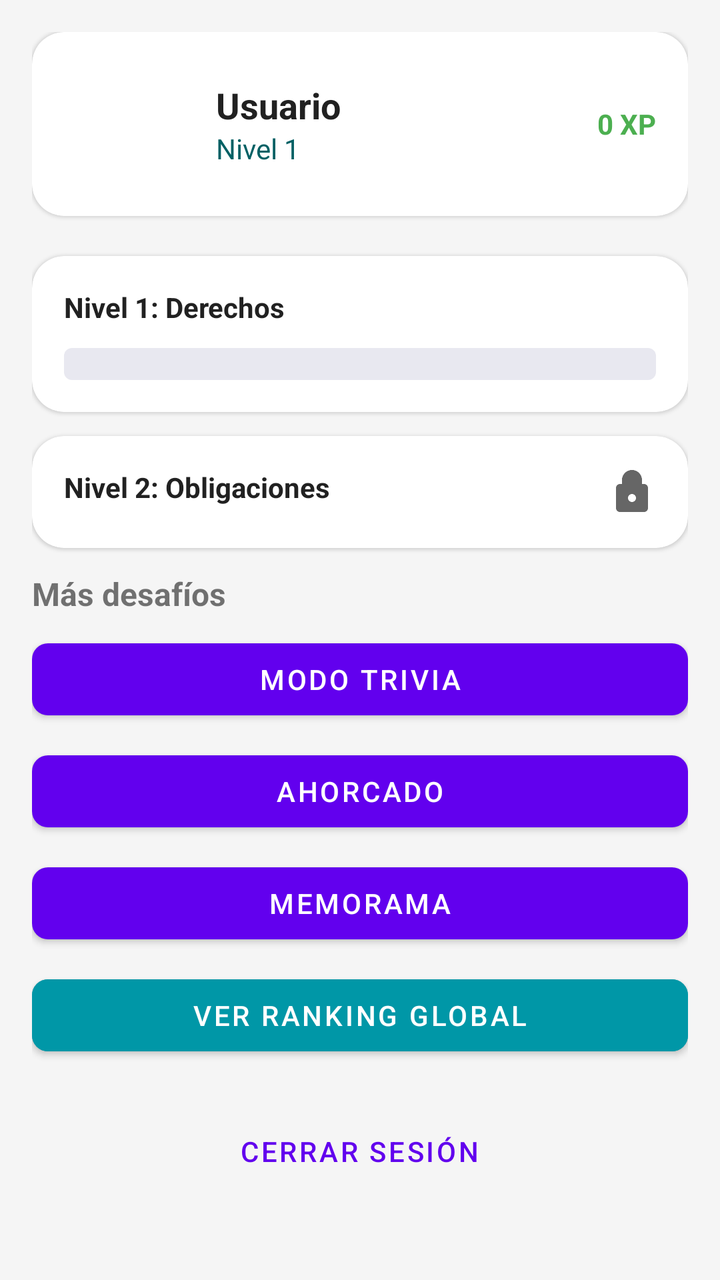
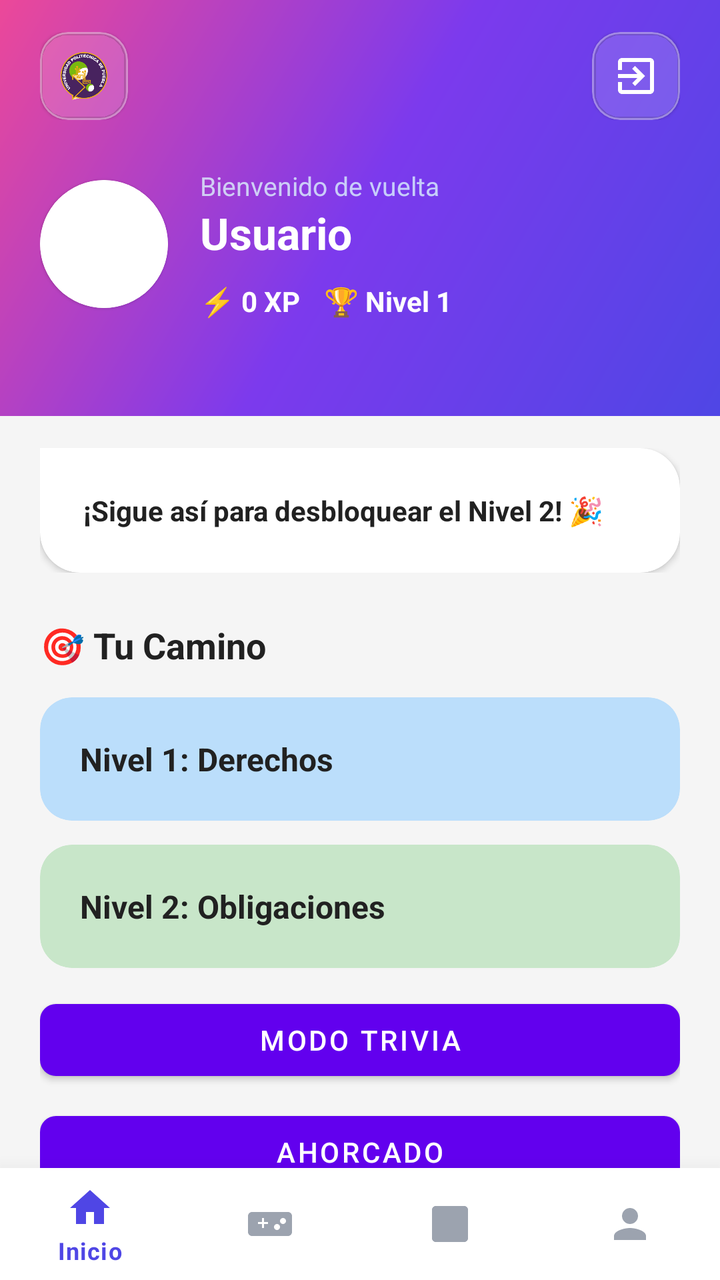

Two renders of the same Android screen: before a commit and after it. Below are the layout's source before the change and the commit's diff.
<!-- AndroidManifest.xml: application theme Theme.ReglamentoUpp -->
<!-- res/layout/activity_main.xml -->
<?xml version="1.0" encoding="utf-8"?>
<androidx.constraintlayout.widget.ConstraintLayout
    xmlns:android="http://schemas.android.com/apk/res/android"
    xmlns:app="http://schemas.android.com/apk/res/auto"
    xmlns:tools="http://schemas.android.com/tools"
    android:layout_width="match_parent"
    android:layout_height="match_parent"
    android:background="@color/app_bg"
    tools:context=".MainActivity">

    <androidx.core.widget.NestedScrollView
        android:layout_width="match_parent"
        android:layout_height="match_parent">

        <LinearLayout
            android:layout_width="match_parent"
            android:layout_height="wrap_content"
            android:orientation="vertical"
            android:padding="16dp">

            <com.google.android.material.card.MaterialCardView
                android:layout_width="match_parent"
                android:layout_height="wrap_content"
                app:cardCornerRadius="16dp"
                app:cardElevation="4dp"
                android:layout_marginBottom="20dp">

                <LinearLayout
                    android:layout_width="match_parent"
                    android:layout_height="wrap_content"
                    android:orientation="horizontal"
                    android:padding="16dp"
                    android:gravity="center_vertical">

                    <ImageView
                        android:id="@+id/ivUserProfile"
                        android:layout_width="60dp"
                        android:layout_height="60dp"
                        android:src="@drawable/ic_profile"
                        android:scaleType="centerCrop" />

                    <LinearLayout
                        android:layout_width="0dp"
                        android:layout_height="wrap_content"
                        android:layout_weight="1"
                        android:orientation="vertical"
                        android:layout_marginStart="16dp">

                        <TextView
                            android:id="@+id/tvUserName"
                            android:layout_width="wrap_content"
                            android:layout_height="wrap_content"
                            android:text="Usuario"
                            android:textSize="18sp"
                            android:textStyle="bold"
                            android:textColor="@color/text_primary"/>

                        <TextView
                            android:id="@+id/tvUserLevel"
                            android:layout_width="wrap_content"
                            android:layout_height="wrap_content"
                            android:text="Nivel 1"
                            android:textColor="@color/upp_primary"/>
                    </LinearLayout>

                    <TextView
                        android:id="@+id/tvUserPuntaje"
                        android:layout_width="wrap_content"
                        android:layout_height="wrap_content"
                        android:text="0 XP"
                        android:textStyle="bold"
                        android:textColor="@color/status_green"/>
                </LinearLayout>
            </com.google.android.material.card.MaterialCardView>

            <com.google.android.material.card.MaterialCardView
                android:id="@+id/btnJugarDerechos"
                android:layout_width="match_parent"
                android:layout_height="wrap_content"
                android:layout_marginBottom="12dp"
                app:cardCornerRadius="12dp"
                app:cardBackgroundColor="@color/category_derechos_bg">

                <RelativeLayout android:padding="16dp" android:layout_width="match_parent" android:layout_height="wrap_content">
                    <TextView android:layout_width="wrap_content" android:layout_height="wrap_content" android:text="Nivel 1: Derechos" android:textStyle="bold" android:textColor="@color/text_primary"/>
                    <ProgressBar android:id="@+id/progressDerechos" style="?android:attr/progressBarStyleHorizontal" android:layout_width="match_parent" android:layout_height="wrap_content" android:layout_marginTop="30dp" android:progress="0" android:progressDrawable="@drawable/progress_bar_indigo" />
                </RelativeLayout>
            </com.google.android.material.card.MaterialCardView>

            <com.google.android.material.card.MaterialCardView
                android:id="@+id/btnJugarObligaciones"
                android:layout_width="match_parent"
                android:layout_height="wrap_content"
                android:layout_marginBottom="12dp"
                app:cardCornerRadius="12dp"
                app:cardBackgroundColor="@color/category_obligaciones_bg">

                <RelativeLayout android:padding="16dp" android:layout_width="match_parent" android:layout_height="wrap_content">
                    <TextView android:layout_width="wrap_content" android:layout_height="wrap_content" android:text="Nivel 2: Obligaciones" android:textStyle="bold" android:textColor="@color/text_primary"/>
                    <ImageView android:id="@+id/ivLockObligaciones" android:layout_width="24dp" android:layout_height="24dp" android:layout_alignParentEnd="true" android:src="@drawable/ic_lock" />
                </RelativeLayout>
            </com.google.android.material.card.MaterialCardView>

            <TextView android:layout_width="wrap_content" android:layout_height="wrap_content" android:text="Más desafíos" android:textSize="16sp" android:textStyle="bold" android:layout_marginBottom="8dp"/>

            <Button android:id="@+id/btnJugarModoDesafio" android:layout_width="match_parent" android:layout_height="wrap_content" android:text="Modo Trivia" android:layout_marginBottom="8dp"/>
            <Button android:id="@+id/btnJugarAhorcado" android:layout_width="match_parent" android:layout_height="wrap_content" android:text="Ahorcado" android:layout_marginBottom="8dp"/>
            <Button android:id="@+id/btnJugarMemorama" android:layout_width="match_parent" android:layout_height="wrap_content" android:text="Memorama" android:layout_marginBottom="8dp"/>
            <Button android:id="@+id/btnVerRanking" android:layout_width="match_parent" android:layout_height="wrap_content" android:text="Ver Ranking Global" android:backgroundTint="@color/upp_secondary"/>

            <Button android:id="@+id/btnLogout" android:layout_width="wrap_content" android:layout_height="wrap_content" android:text="Cerrar Sesión" android:layout_gravity="center" android:layout_marginTop="20dp" style="@style/Widget.MaterialComponents.Button.TextButton"/>

        </LinearLayout>
    </androidx.core.widget.NestedScrollView>
</androidx.constraintlayout.widget.ConstraintLayout>
<!-- resources referenced by this layout -->
<resources>
  <color name="app_bg">#F5F5F5</color>
  <color name="category_derechos_bg">#BBDEFB</color>
  <color name="category_obligaciones_bg">#C8E6C9</color>
  <color name="status_green">#4CAF50</color>
  <color name="text_primary">#212121</color>
  <color name="upp_primary">#006064</color>
  <color name="upp_secondary">#0097a7</color>
  <!-- drawable ic_lock (drawable) -->
  <vector xmlns:android="http://schemas.android.com/apk/res/android"
      android:width="24dp"
      android:height="24dp"
      android:viewportWidth="24"
      android:viewportHeight="24"
      android:tint="?attr/colorControlNormal">
      <path
          android:fillColor="@android:color/white"
          android:pathData="M18,8h-1V6c0,-2.76 -2.24,-5 -5,-5S7,3.24 7,6v2H6c-1.1,0 -2,0.9 -2,2v10c0,1.1 0.9,2 2,2h12c1.1,0 2,-0.9 2,-2V10c0,-1.1 -0.9,-2 -2,-2zM12,17c-1.1,0 -2,-0.9 -2,-2s0.9,-2 2,-2 2,0.9 2,2 -0.9,2 -2,2zM9,8h6V6c0,-1.66 -1.34,-3 -3,-3s-3,1.34 -3,3v2z"/>
  </vector>
  <!-- drawable ic_profile (drawable) -->
  <vector xmlns:android="http://schemas.android.com/apk/res/android" android:width="24dp" android:height="24dp" android:viewportWidth="24" android:viewportHeight="24"><path android:fillColor="@android:color/white" android:pathData="M12,12C14.21,12 16,10.21 16,8C16,5.79 14.21,4 12,4C9.79,4 8,5.79 8,8C8,10.21 9.79,12 12,12M12,14C9.33,14 4,15.33 4,18V20H20V18C20,15.33 14.67,14 12,14Z"/></vector>
  <!-- drawable progress_bar_indigo (drawable) -->
  <layer-list xmlns:android="http://schemas.android.com/apk/res/android">
      <item android:id="@android:id/background"><shape><corners android:radius="4dp"/><solid android:color="#E8E8F0"/></shape></item>
      <item android:id="@android:id/progress"><clip><shape><corners android:radius="4dp"/><gradient android:startColor="#6366F1" android:endColor="#4338CA"/></shape></clip></item>
  </layer-list>
  <style name="Theme.ReglamentoUpp" parent="Theme.MaterialComponents.DayNight.NoActionBar">
          <item name="shapeAppearanceSmallComponent">@style/ShapeAppearance.ReglamentoUpp.SmallComponent</item>
          <item name="shapeAppearanceMediumComponent">@style/ShapeAppearance.ReglamentoUpp.MediumComponent</item>
      </style>
  <style name="ShapeAppearance.ReglamentoUpp.SmallComponent" parent="ShapeAppearance.MaterialComponents.SmallComponent">
          <item name="cornerFamily">rounded</item>
          <item name="cornerSize">8dp</item>
      </style>
  <style name="ShapeAppearance.ReglamentoUpp.MediumComponent" parent="ShapeAppearance.MaterialComponents.MediumComponent">
          <item name="cornerFamily">rounded</item>
          <item name="cornerSize">16dp</item>
      </style>
</resources>

<!-- the commit's change to res/layout/activity_main.xml (unified diff, before → after) -->
@@ -1,115 +1,240 @@
 <?xml version="1.0" encoding="utf-8"?>
-<androidx.constraintlayout.widget.ConstraintLayout
+<androidx.coordinatorlayout.widget.CoordinatorLayout
     xmlns:android="http://schemas.android.com/apk/res/android"
-    xmlns:app="http://schemas.android.com/apk/res/auto"
+    xmlns:app="http://schemas.android.com/apk/res-auto"
     xmlns:tools="http://schemas.android.com/tools"
     android:layout_width="match_parent"
     android:layout_height="match_parent"
     android:background="@color/app_bg"
     tools:context=".MainActivity">
 
-    <androidx.core.widget.NestedScrollView
+    <com.google.android.material.appbar.AppBarLayout
         android:layout_width="match_parent"
-        android:layout_height="match_parent">
+        android:layout_height="wrap_content"
+        android:background="@android:color/transparent"
+        app:elevation="0dp">
 
         <LinearLayout
             android:layout_width="match_parent"
             android:layout_height="wrap_content"
             android:orientation="vertical"
-            android:padding="16dp">
-
-            <com.google.android.material.card.MaterialCardView
-                android:layout_width="match_parent"
-                android:layout_height="wrap_content"
-                app:cardCornerRadius="16dp"
-                app:cardElevation="4dp"
-                android:layout_marginBottom="20dp">
-
-                <LinearLayout
-                    android:layout_width="match_parent"
-                    android:layout_height="wrap_content"
-                    android:orientation="horizontal"
-                    android:padding="16dp"
-                    android:gravity="center_vertical">
-
+            android:background="@drawable/header_gradient_indigo_pink"
+            android:paddingBottom="48dp">
+
+            <RelativeLayout
+                android:layout_width="match_parent"
+                android:layout_height="wrap_content"
+                android:paddingHorizontal="20dp"
+                android:paddingTop="16dp"
+                android:paddingBottom="24dp">
+
+                <com.google.android.material.card.MaterialCardView
+                    android:layout_width="44dp"
+                    android:layout_height="44dp"
+                    android:layout_alignParentStart="true"
+                    app:cardCornerRadius="14dp"
+                    app:strokeWidth="1dp"
+                    app:strokeColor="#50FFFFFF"
+                    app:cardBackgroundColor="#25FFFFFF">
+                    <ImageView
+                        android:layout_width="match_parent"
+                        android:layout_height="match_parent"
+                        android:padding="10dp"
+                        android:src="@drawable/mi_logo"
+                        android:scaleType="centerCrop"/>
+                </com.google.android.material.card.MaterialCardView>
+
+                <com.google.android.material.card.MaterialCardView
+                    android:layout_width="44dp"
+                    android:layout_height="44dp"
+                    android:layout_alignParentEnd="true"
+                    app:cardCornerRadius="14dp"
+                    app:cardBackgroundColor="#25FFFFFF"
+                    app:strokeColor="#50FFFFFF"
+                    app:strokeWidth="1dp">
+                    <ImageButton
+                        android:id="@+id/btnLogout"
+                        android:layout_width="match_parent"
+                        android:layout_height="match_parent"
+                        android:background="?attr/selectableItemBackgroundBorderless"
+                        android:src="@drawable/ic_logout"
+                        android:padding="12dp"
+                        app:tint="@color/white"/>
+                </com.google.android.material.card.MaterialCardView>
+            </RelativeLayout>
+
+            <LinearLayout
+                android:layout_width="match_parent"
+                android:layout_height="wrap_content"
+                android:orientation="horizontal"
+                android:paddingHorizontal="20dp"
+                android:gravity="center_vertical">
+
+                <com.google.android.material.card.MaterialCardView
+                    android:layout_width="64dp"
+                    android:layout_height="64dp"
+                    android:layout_marginEnd="16dp"
+                    app:cardCornerRadius="32dp"
+                    app:strokeWidth="2dp"
+                    app:strokeColor="@color/white">
                     <ImageView
                         android:id="@+id/ivUserProfile"
-                        android:layout_width="60dp"
-                        android:layout_height="60dp"
-                        android:src="@drawable/ic_profile"
-                        android:scaleType="centerCrop" />
+                        android:layout_width="match_parent"
+                        android:layout_height="match_parent"
+                        android:scaleType="centerCrop"
+                        android:src="@drawable/ic_profile"/>
+                </com.google.android.material.card.MaterialCardView>
+
+                <LinearLayout
+                    android:layout_width="0dp"
+                    android:layout_height="wrap_content"
+                    android:layout_weight="1"
+                    android:orientation="vertical">
+                    <TextView
+                        android:layout_width="wrap_content"
+                        android:layout_height="wrap_content"
+                        android:text="Bienvenido de vuelta"
+                        android:textColor="#BFE0FFFF"
+                        android:textSize="13sp"/>
+                    <TextView
+                        android:id="@+id/tvUserName"
+                        android:layout_width="wrap_content"
+                        android:layout_height="wrap_content"
+                        android:text="Usuario"
+                        android:textColor="@color/white"
+                        android:textSize="22sp"
+                        android:textStyle="bold"
+                        android:layout_marginBottom="10dp"/>
 
                     <LinearLayout
-                        android:layout_width="0dp"
-                        android:layout_height="wrap_content"
-                        android:layout_weight="1"
-                        android:orientation="vertical"
-                        android:layout_marginStart="16dp">
-
+                        android:layout_width="wrap_content"
+                        android:layout_height="wrap_content"
+                        android:orientation="horizontal">
                         <TextView
-                            android:id="@+id/tvUserName"
+                            android:id="@+id/tvUserPuntaje"
                             android:layout_width="wrap_content"
                             android:layout_height="wrap_content"
-                            android:text="Usuario"
-                            android:textSize="18sp"
+                            android:text="⚡ 0 XP"
+                            android:textColor="@color/white"
+                            android:textSize="14sp"
                             android:textStyle="bold"
-                            android:textColor="@color/text_primary"/>
-
+                            android:layout_marginEnd="12dp"/>
                         <TextView
                             android:id="@+id/tvUserLevel"
                             android:layout_width="wrap_content"
                             android:layout_height="wrap_content"
-                            android:text="Nivel 1"
-                            android:textColor="@color/upp_primary"/>
+                            android:text="🏆 Nivel 1"
+                            android:textColor="@color/white"
+                            android:textSize="14sp"
+                            android:textStyle="bold"/>
                     </LinearLayout>
-
-                    <TextView
-                        android:id="@+id/tvUserPuntaje"
-                        android:layout_width="wrap_content"
-                        android:layout_height="wrap_content"
-                        android:text="0 XP"
+                </LinearLayout>
+            </LinearLayout>
+        </LinearLayout>
+    </com.google.android.material.appbar.AppBarLayout>
+
+    <androidx.core.widget.NestedScrollView
+        android:layout_width="match_parent"
+        android:layout_height="match_parent"
+        app:layout_behavior="@string/appbar_scrolling_view_behavior">
+
+        <LinearLayout
+            android:layout_width="match_parent"
+            android:layout_height="wrap_content"
+            android:orientation="vertical"
+            android:paddingTop="16dp"
+            android:paddingBottom="96dp">
+
+            <LinearLayout
+                android:layout_width="match_parent"
+                android:layout_height="wrap_content"
+                android:paddingHorizontal="20dp"
+                android:layout_marginBottom="24dp">
+
+                <com.google.android.material.card.MaterialCardView
+                    android:layout_width="match_parent"
+                    android:layout_height="wrap_content"
+                    app:cardElevation="2dp"
+                    app:cardBackgroundColor="@color/white"
+                    app:shapeAppearanceOverlay="@style/BubbleShapeAppearance">
+                    <TextView
+                        android:layout_width="wrap_content"
+                        android:layout_height="wrap_content"
+                        android:padding="16dp"
+                        android:text="¡Sigue así para desbloquear el Nivel 2! 🎉"
+                        android:textColor="@color/text_primary"
+                        android:textStyle="bold"/>
+                </com.google.android.material.card.MaterialCardView>
+            </LinearLayout>
+
+            <TextView
+                android:layout_width="wrap_content"
+                android:layout_height="wrap_content"
+                android:layout_marginStart="20dp"
+                android:layout_marginBottom="14dp"
+                android:text="🎯 Tu Camino"
+                android:textColor="@color/text_primary"
+                android:textSize="18sp"
+                android:textStyle="bold"/>
+
+            <LinearLayout
+                android:layout_width="match_parent"
+                android:layout_height="wrap_content"
+                android:orientation="vertical"
+                android:paddingHorizontal="20dp">
+
+                <com.google.android.material.card.MaterialCardView
+                    android:id="@+id/btnJugarDerechos"
+                    android:layout_width="match_parent"
+                    android:layout_height="wrap_content"
+                    android:layout_marginBottom="12dp"
+                    app:cardCornerRadius="16dp"
+                    app:cardBackgroundColor="@color/category_derechos_bg">
+                    <TextView
+                        android:layout_width="match_parent"
+                        android:layout_height="wrap_content"
+                        android:padding="20dp"
+                        android:text="Nivel 1: Derechos"
+                        android:textSize="16sp"
                         android:textStyle="bold"
-                        android:textColor="@color/status_green"/>
-                </LinearLayout>
-            </com.google.android.material.card.MaterialCardView>
-
-            <com.google.android.material.card.MaterialCardView
-                android:id="@+id/btnJugarDerechos"
-                android:layout_width="match_parent"
-                android:layout_height="wrap_content"
-                android:layout_marginBottom="12dp"
-                app:cardCornerRadius="12dp"
-                app:cardBackgroundColor="@color/category_derechos_bg">
-
-                <RelativeLayout android:padding="16dp" android:layout_width="match_parent" android:layout_height="wrap_content">
-                    <TextView android:layout_width="wrap_content" android:layout_height="wrap_content" android:text="Nivel 1: Derechos" android:textStyle="bold" android:textColor="@color/text_primary"/>
-                    <ProgressBar android:id="@+id/progressDerechos" style="?android:attr/progressBarStyleHorizontal" android:layout_width="match_parent" android:layout_height="wrap_content" android:layout_marginTop="30dp" android:progress="0" android:progressDrawable="@drawable/progress_bar_indigo" />
-                </RelativeLayout>
-            </com.google.android.material.card.MaterialCardView>
-
-            <com.google.android.material.card.MaterialCardView
-                android:id="@+id/btnJugarObligaciones"
-                android:layout_width="match_parent"
-                android:layout_height="wrap_content"
-                android:layout_marginBottom="12dp"
-                app:cardCornerRadius="12dp"
-                app:cardBackgroundColor="@color/category_obligaciones_bg">
-
-                <RelativeLayout android:padding="16dp" android:layout_width="match_parent" android:layout_height="wrap_content">
-                    <TextView android:layout_width="wrap_content" android:layout_height="wrap_content" android:text="Nivel 2: Obligaciones" android:textStyle="bold" android:textColor="@color/text_primary"/>
-                    <ImageView android:id="@+id/ivLockObligaciones" android:layout_width="24dp" android:layout_height="24dp" android:layout_alignParentEnd="true" android:src="@drawable/ic_lock" />
-                </RelativeLayout>
-            </com.google.android.material.card.MaterialCardView>
-
-            <TextView android:layout_width="wrap_content" android:layout_height="wrap_content" android:text="Más desafíos" android:textSize="16sp" android:textStyle="bold" android:layout_marginBottom="8dp"/>
-
-            <Button android:id="@+id/btnJugarModoDesafio" android:layout_width="match_parent" android:layout_height="wrap_content" android:text="Modo Trivia" android:layout_marginBottom="8dp"/>
-            <Button android:id="@+id/btnJugarAhorcado" android:layout_width="match_parent" android:layout_height="wrap_content" android:text="Ahorcado" android:layout_marginBottom="8dp"/>
-            <Button android:id="@+id/btnJugarMemorama" android:layout_width="match_parent" android:layout_height="wrap_content" android:text="Memorama" android:layout_marginBottom="8dp"/>
-            <Button android:id="@+id/btnVerRanking" android:layout_width="match_parent" android:layout_height="wrap_content" android:text="Ver Ranking Global" android:backgroundTint="@color/upp_secondary"/>
-
-            <Button android:id="@+id/btnLogout" android:layout_width="wrap_content" android:layout_height="wrap_content" android:text="Cerrar Sesión" android:layout_gravity="center" android:layout_marginTop="20dp" style="@style/Widget.MaterialComponents.Button.TextButton"/>
-
+                        android:textColor="@color/text_primary"/>
+                </com.google.android.material.card.MaterialCardView>
+
+                <com.google.android.material.card.MaterialCardView
+                    android:id="@+id/btnJugarObligaciones"
+                    android:layout_width="match_parent"
+                    android:layout_height="wrap_content"
+                    android:layout_marginBottom="12dp"
+                    app:cardCornerRadius="16dp"
+                    app:cardBackgroundColor="@color/category_obligaciones_bg">
+                    <TextView
+                        android:layout_width="match_parent"
+                        android:layout_height="wrap_content"
+                        android:padding="20dp"
+                        android:text="Nivel 2: Obligaciones"
+                        android:textSize="16sp"
+                        android:textStyle="bold"
+                        android:textColor="@color/text_primary"/>
+                </com.google.android.material.card.MaterialCardView>
+
+                <Button android:id="@+id/btnJugarModoDesafio" android:layout_width="match_parent" android:layout_height="wrap_content" android:text="Modo Trivia" android:layout_marginBottom="8dp"/>
+                <Button android:id="@+id/btnJugarAhorcado" android:layout_width="match_parent" android:layout_height="wrap_content" android:text="Ahorcado" android:layout_marginBottom="8dp"/>
+                <Button android:id="@+id/btnJugarMemorama" android:layout_width="match_parent" android:layout_height="wrap_content" android:text="Memorama" android:layout_marginBottom="8dp"/>
+                <Button android:id="@+id/btnVerRanking" android:layout_width="match_parent" android:layout_height="wrap_content" android:text="Ver Ranking Global" android:backgroundTint="@color/upp_secondary"/>
+
+            </LinearLayout>
         </LinearLayout>
     </androidx.core.widget.NestedScrollView>
-</androidx.constraintlayout.widget.ConstraintLayout>
+
+    <com.google.android.material.bottomnavigation.BottomNavigationView
+        android:id="@+id/bottomNav"
+        android:layout_width="match_parent"
+        android:layout_height="wrap_content"
+        android:layout_gravity="bottom"
+        android:background="@color/white"
+        app:elevation="16dp"
+        app:itemIconTint="@color/bottom_nav_item_color"
+        app:itemTextColor="@color/bottom_nav_item_color"
+        app:menu="@menu/bottom_nav_menu"/>
+
+</androidx.coordinatorlayout.widget.CoordinatorLayout>
<!-- resource entries referenced after the edit -->
@@ -3,28 +3,34 @@
   <color name="app_bg">#F5F5F5</color>
   <color name="category_derechos_bg">#BBDEFB</color>
   <color name="category_obligaciones_bg">#C8E6C9</color>
-  <color name="status_green">#4CAF50</color>
   <color name="text_primary">#212121</color>
-  <color name="upp_primary">#006064</color>
   <color name="upp_secondary">#0097a7</color>
-  <!-- drawable ic_lock (drawable) -->
+  <color name="white">#FFFFFFFF</color>
+  <!-- drawable header_gradient_indigo_pink (drawable) -->
+  <shape xmlns:android="http://schemas.android.com/apk/res/android">
+      <gradient android:angle="135" android:startColor="#4F46E5" android:centerColor="#7C3AED" android:endColor="#EC4899" android:type="linear"/>
+  </shape>
+  <!-- drawable ic_logout (drawable) -->
   <vector xmlns:android="http://schemas.android.com/apk/res/android"
       android:width="24dp"
       android:height="24dp"
       android:viewportWidth="24"
       android:viewportHeight="24"
-      android:tint="?attr/colorControlNormal">
+      android:tint="#FFFFFF">
       <path
           android:fillColor="@android:color/white"
-          android:pathData="M18,8h-1V6c0,-2.76 -2.24,-5 -5,-5S7,3.24 7,6v2H6c-1.1,0 -2,0.9 -2,2v10c0,1.1 0.9,2 2,2h12c1.1,0 2,-0.9 2,-2V10c0,-1.1 -0.9,-2 -2,-2zM12,17c-1.1,0 -2,-0.9 -2,-2s0.9,-2 2,-2 2,0.9 2,2 -0.9,2 -2,2zM9,8h6V6c0,-1.66 -1.34,-3 -3,-3s-3,1.34 -3,3v2z"/>
+          android:pathData="M10.09,15.59L11.5,17l5,-5 -5,-5 -1.41,1.41L12.67,11H3v2h9.67l-2.58,2.59zM19,3H5c-1.11,0 -2,0.9 -2,2v4h2V5h14v14H5v-4H3v4c0,1.1 0.89,2 2,2h14c1.1,0 2,-0.9 2,-2V5c0,-1.1 -0.9,-2 -2,-2z"/>
   </vector>
   <!-- drawable ic_profile (drawable) -->
   <vector xmlns:android="http://schemas.android.com/apk/res/android" android:width="24dp" android:height="24dp" android:viewportWidth="24" android:viewportHeight="24"><path android:fillColor="@android:color/white" android:pathData="M12,12C14.21,12 16,10.21 16,8C16,5.79 14.21,4 12,4C9.79,4 8,5.79 8,8C8,10.21 9.79,12 12,12M12,14C9.33,14 4,15.33 4,18V20H20V18C20,15.33 14.67,14 12,14Z"/></vector>
-  <!-- drawable progress_bar_indigo (drawable) -->
-  <layer-list xmlns:android="http://schemas.android.com/apk/res/android">
-      <item android:id="@android:id/background"><shape><corners android:radius="4dp"/><solid android:color="#E8E8F0"/></shape></item>
-      <item android:id="@android:id/progress"><clip><shape><corners android:radius="4dp"/><gradient android:startColor="#6366F1" android:endColor="#4338CA"/></shape></clip></item>
-  </layer-list>
+  <!-- drawable mi_logo: png bitmap (drawable, 47453 bytes) -->
+  <style name="BubbleShapeAppearance">
+          <item name="cornerFamily">rounded</item>
+          <item name="cornerSizeTopLeft">0dp</item>
+          <item name="cornerSizeTopRight">20dp</item>
+          <item name="cornerSizeBottomRight">20dp</item>
+          <item name="cornerSizeBottomLeft">20dp</item>
+      </style>
   <style name="Theme.ReglamentoUpp" parent="Theme.MaterialComponents.DayNight.NoActionBar">
           <item name="shapeAppearanceSmallComponent">@style/ShapeAppearance.ReglamentoUpp.SmallComponent</item>
           <item name="shapeAppearanceMediumComponent">@style/ShapeAppearance.ReglamentoUpp.MediumComponent</item>
